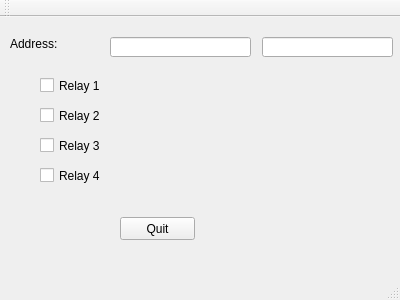
Old version of the form RelayControlTest/mainwindow.ui in the repository hgroover/hubitat-arduino-relay.
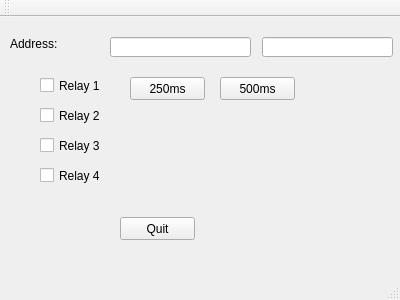
New version of the form.

Commit message: RelayControlTest:   Add send state with buttons for momentary closure on relay 1

Patch:
```diff
--- a/RelayControlTest/mainwindow.ui
+++ b/RelayControlTest/mainwindow.ui
@@ -118,6 +118,38 @@
      <bool>true</bool>
     </property>
    </widget>
+   <widget class="QPushButton" name="btn250ms">
+    <property name="geometry">
+     <rect>
+      <x>130</x>
+      <y>60</y>
+      <width>75</width>
+      <height>23</height>
+     </rect>
+    </property>
+    <property name="toolTip">
+     <string>Close relay 1 for 250ms</string>
+    </property>
+    <property name="text">
+     <string>250ms</string>
+    </property>
+   </widget>
+   <widget class="QPushButton" name="btn500ms">
+    <property name="geometry">
+     <rect>
+      <x>220</x>
+      <y>60</y>
+      <width>75</width>
+      <height>23</height>
+     </rect>
+    </property>
+    <property name="toolTip">
+     <string>Close relay 1 for 500ms</string>
+    </property>
+    <property name="text">
+     <string>500ms</string>
+    </property>
+   </widget>
   </widget>
   <widget class="QMenuBar" name="menuBar">
    <property name="geometry">
```
The commit also changes 3 other files.
